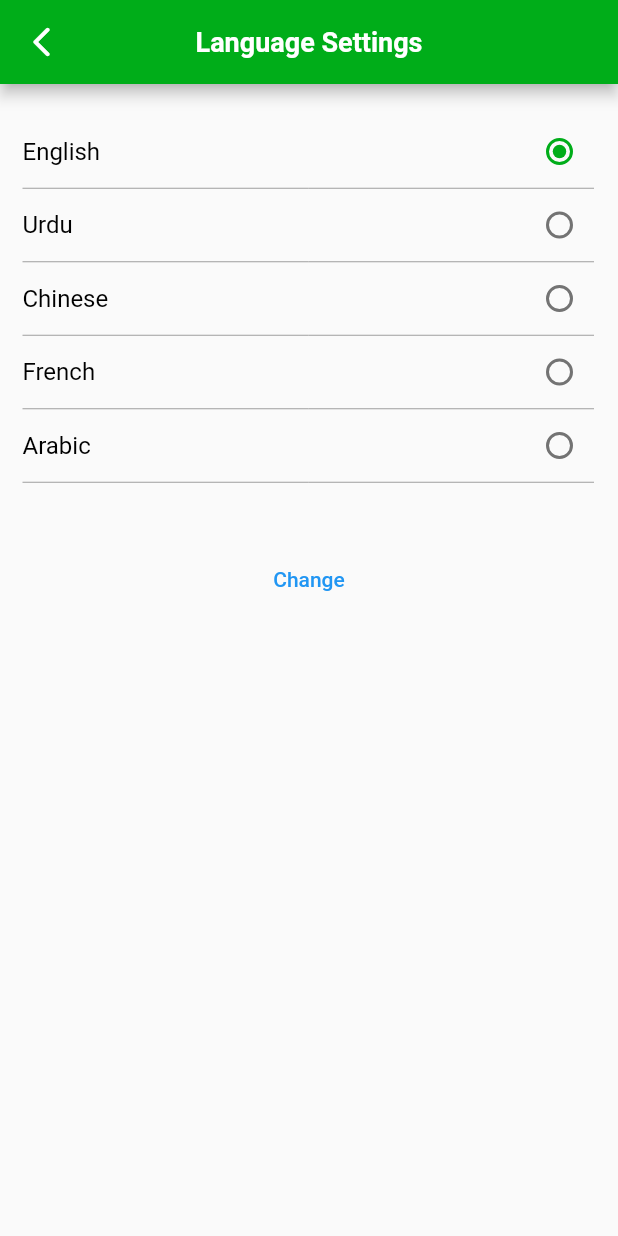
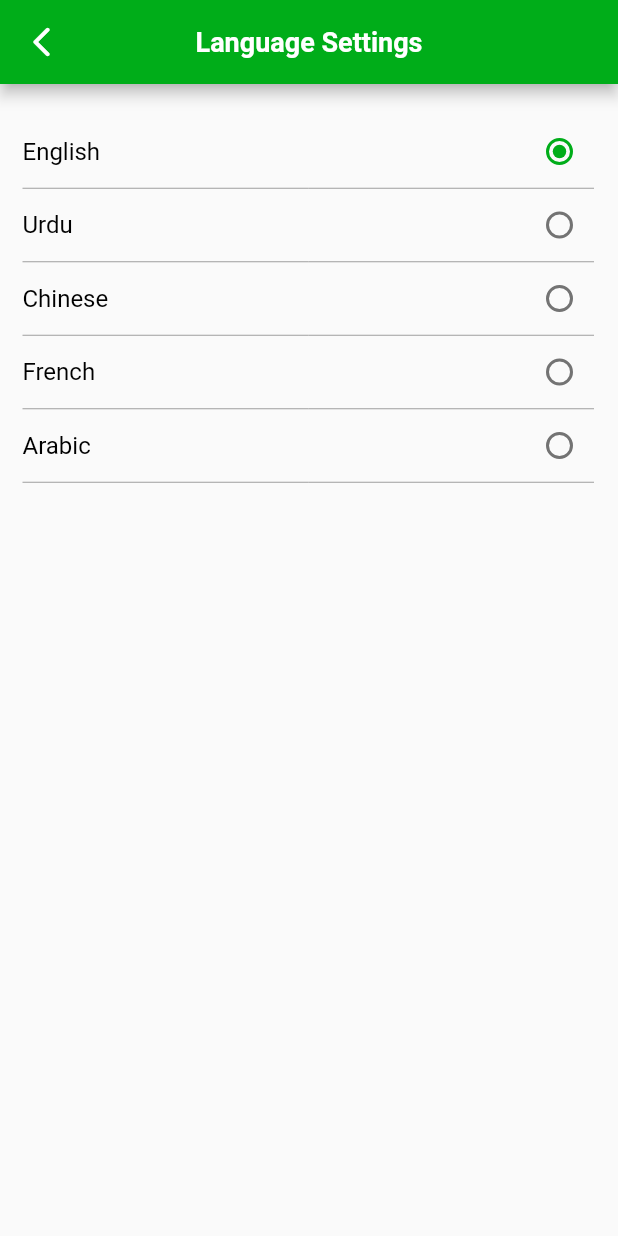
Before and after one commit to sherkhankakar/weShop, a Flutter app: the LanguageSettings screen opened directly, on a phone screen of 412 x 824 dp. Run offline on Flutter 3.47's test engine with Material 2 defaults, Android fonts, the phone set to English and light mode, and no system bars; our stand-ins replace device_preview, easy_localization, firebase_auth, firebase_core, google_sign_in, share_plus and 1 more; missing offline and left inert: email_otp, flutter_facebook_auth; accounts and stored records are empty; project files that could hold a hidden picture were left out.

Commit message:
done with localization

```diff
--- a/lib/screens/language_settings.dart
+++ b/lib/screens/language_settings.dart
@@ -10,7 +10,6 @@ class LanguageSettings extends StatefulWidget {
 }
 
 class _LanguageSettingsState extends State<LanguageSettings> {
-
   late double width;
   late double height;
   int _value = 1;
@@ -19,19 +18,23 @@ class _LanguageSettingsState extends State<LanguageSettings> {
   Widget build(BuildContext context) {
     width = MediaQuery.of(context).size.width;
     height = MediaQuery.of(context).size.height;
-    return SafeArea(child: Scaffold(
+    return SafeArea(
+        child: Scaffold(
       appBar: AppBar(
         backgroundColor: Color.fromRGBO(0, 173, 25, 1),
-        title:  Text(LocaleKeys.language_settings.tr(),
+        title: Text(
+          LocaleKeys.language_settings.tr(),
           style: TextStyle(
             fontSize: 18.0,
             fontWeight: FontWeight.w600,
             color: Colors.white,
           ),
         ),
-        leading: IconButton(onPressed: (){
-          Navigator.of(context).pop();
-        },icon: Icon(Icons.arrow_back_ios_rounded)),
+        leading: IconButton(
+            onPressed: () {
+              Navigator.of(context).pop();
+            },
+            icon: Icon(Icons.arrow_back_ios_rounded)),
         centerTitle: true,
       ),
       body: Padding(
@@ -41,7 +44,7 @@ class _LanguageSettingsState extends State<LanguageSettings> {
             SizedBox(
               height: 21.0,
             ),
-            rowTiles('English', 1),
+            rowTiles('English', 1, 'en', 'US'),
             Divider(
               color: Colors.grey,
               height: 1,
@@ -49,7 +52,7 @@ class _LanguageSettingsState extends State<LanguageSettings> {
               indent: 0,
               endIndent: 1,
             ),
-            rowTiles('Urdu', 2),
+            rowTiles('Urdu', 2, 'ur', 'PAK'),
             Divider(
               color: Colors.grey,
               height: 1,
@@ -57,7 +60,7 @@ class _LanguageSettingsState extends State<LanguageSettings> {
               indent: 0,
               endIndent: 1,
             ),
-            rowTiles('Chinese', 3),
+            rowTiles('Chinese', 3, 'zh', 'CHN'),
             Divider(
               color: Colors.grey,
               height: 1,
@@ -65,7 +68,7 @@ class _LanguageSettingsState extends State<LanguageSettings> {
               indent: 0,
               endIndent: 1,
             ),
-            rowTiles('French', 4),
+            rowTiles('French', 4, 'fr', 'FRA'),
             Divider(
               color: Colors.grey,
               height: 1,
@@ -73,7 +76,7 @@ class _LanguageSettingsState extends State<LanguageSettings> {
               indent: 0,
               endIndent: 1,
             ),
-            rowTiles('Arabic', 5),
+            rowTiles('Arabic', 5, 'ar', 'SAU'),
             Divider(
               color: Colors.grey,
               height: 1,
@@ -81,41 +84,36 @@ class _LanguageSettingsState extends State<LanguageSettings> {
               indent: 0,
               endIndent: 1,
             ),
-            SizedBox(height: 40,),
-            TextButton(onPressed: (){
-              context.locale = Locale('en','US');
-            }, child: Text('Change'))
-
+            SizedBox(
+              height: 40,
+            ),
           ],
         ),
       ),
     ));
   }
 
-  rowTiles(String title, int i,) {
+  rowTiles(String title, int i, String selectedLang, String selectedCountry) {
     return Row(
       mainAxisAlignment: MainAxisAlignment.spaceBetween,
       children: [
-        Text(title,
+        Text(
+          title,
           style: TextStyle(
-            fontSize: 16.0,
-            fontWeight: FontWeight.w400,
-            color: Colors.black
-          ),),
+              fontSize: 16.0, fontWeight: FontWeight.w400, color: Colors.black),
+        ),
         Radio(
           activeColor: Color.fromRGBO(0, 173, 25, 1),
           value: i,
           groupValue: _value,
-          onChanged: (value){
+          onChanged: (value) {
             setState(() {
+              context.locale = Locale(selectedLang, selectedCountry);
               _value = value!;
             });
           },
-
         ),
-
       ],
     );
   }
-
 }
```
